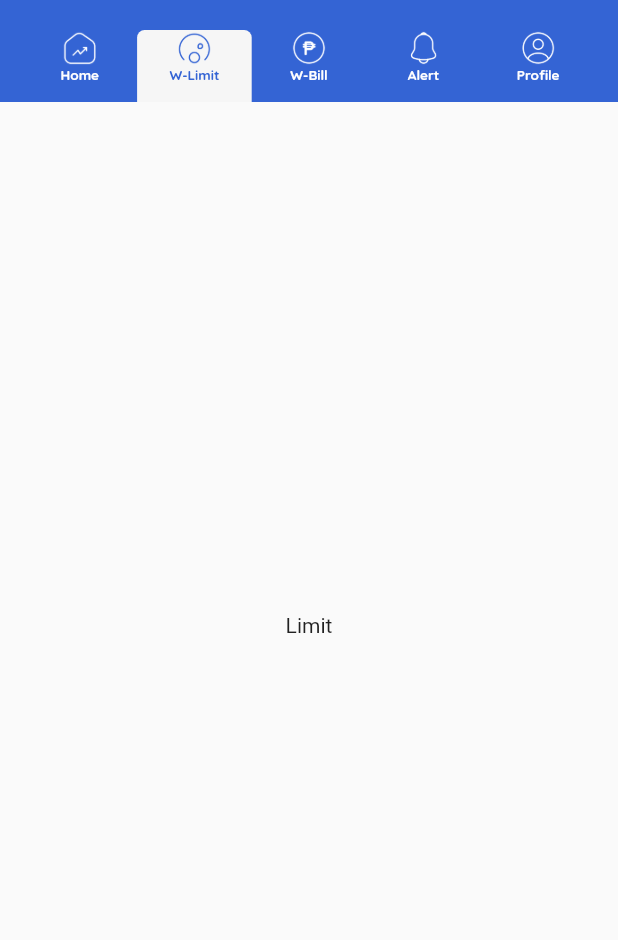
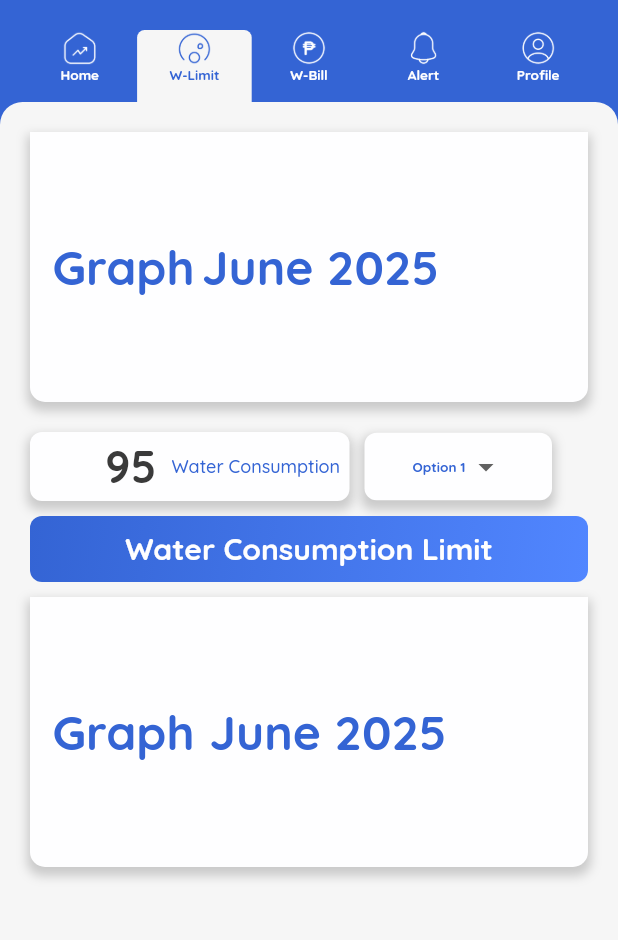
Before and after one commit to Timmy-123-pintor/WaTEErWise, a Flutter app: the screen it shows after launch, tab 2 chosen, on a phone screen of 412 x 824 dp, the part 88-1028 px from its top. Run offline on Flutter 3.47's test engine with Material 2 defaults, Android fonts, the phone set to English and light mode, and no system bars; our stand-ins replace google_fonts.

Commit message:
Added water limit UI

```diff
--- a/wateerwise/lib/components/HomeGraphs/paymentGraph.dart
+++ b/wateerwise/lib/components/Graphs/HomeGraphs/paymentGraph.dart
@@ -2,7 +2,7 @@
 import 'package:flutter/material.dart';
 import 'package:google_fonts/google_fonts.dart';
 
-import '../../../constant.dart';
+import '../../../../constant.dart';
 
 class PaymentGraph extends StatelessWidget {
   const PaymentGraph({super.key});
--- a/wateerwise/lib/components/HomeGraphs/consumptionGraph.dart
+++ b/wateerwise/lib/components/Graphs/WLimitGraph/wLimitGraph.dart
@@ -4,8 +4,8 @@ import 'package:google_fonts/google_fonts.dart';
 
 import '../../../constant.dart';
 
-class ConsumptionTrend extends StatelessWidget {
-  const ConsumptionTrend({super.key});
+class WLimitGraph extends StatelessWidget {
+  const WLimitGraph({super.key});
 
   @override
   Widget build(BuildContext context) {
@@ -38,7 +38,7 @@ class ConsumptionTrend extends StatelessWidget {
               ),
             ),
             const SizedBox(
-              width: 10,
+              width: 5,
             ),
             Text(
               'June 2025',
--- /dev/null
+++ b/wateerwise/lib/components/WaterLimit/dropBox.dart
@@ -0,0 +1,73 @@
+import 'package:flutter/material.dart';
+import 'package:google_fonts/google_fonts.dart';
+
+import '../../constant.dart';
+
+class DropdownContainer extends StatefulWidget {
+  @override
+  _DropdownContainerState createState() => _DropdownContainerState();
+}
+
+class _DropdownContainerState extends State<DropdownContainer> {
+  String selectedValue = 'Option 1';
+
+  @override
+  Widget build(BuildContext context) {
+    return Container(
+      height: 45,
+      width: 125,
+      decoration: BoxDecoration(
+        color: tWhite,
+        boxShadow: [
+          BoxShadow(
+            color: Colors.grey.withOpacity(0.5), // Shadow color
+            spreadRadius: 2,
+            blurRadius: 5,
+            offset: const Offset(0, 4),
+          ),
+        ],
+        borderRadius: const BorderRadius.all(Radius.circular(8)),
+      ),
+      child: Center(
+        child: DropdownButton<String>(
+          value: selectedValue,
+          onChanged: (newValue) {
+            setState(() {
+              selectedValue = newValue!;
+            });
+          },
+          underline: Container(), // or SizedBox.shrink()
+          items: [
+            DropdownMenuItem<String>(
+              value: 'Option 1',
+              child: Text(
+                'Option 1',
+                style: GoogleFonts.quicksand(
+                    textStyle: navText,
+                    color: selectedValue == 'Option 1' ? tBlue : tBlack),
+              ),
+            ),
+            DropdownMenuItem<String>(
+              value: 'Option 2',
+              child: Text(
+                'Option 2',
+                style: GoogleFonts.quicksand(
+                    textStyle: navText,
+                    color: selectedValue == 'Option 2' ? tBlue : tBlack),
+              ),
+            ),
+            DropdownMenuItem<String>(
+              value: 'Option 3',
+              child: Text(
+                'Option 3',
+                style: GoogleFonts.quicksand(
+                    textStyle: navText,
+                    color: selectedValue == 'Option 3' ? tBlue : tBlack),
+              ),
+            ),
+          ],
+        ),
+      ),
+    );
+  }
+}
--- /dev/null
+++ b/wateerwise/lib/components/WaterLimit/waterCon.dart
@@ -0,0 +1,89 @@
+import 'package:flutter/material.dart';
+import 'package:google_fonts/google_fonts.dart';
+
+import '../../constant.dart';
+import 'dropBox.dart';
+
+class WaterCon extends StatelessWidget {
+  const WaterCon({super.key});
+
+  @override
+  Widget build(BuildContext context) {
+    return Column(
+      children: [
+        Row(
+          children: [
+            Container(
+              height: 46,
+              width: 213,
+              decoration: BoxDecoration(
+                color: tWhite,
+                boxShadow: [
+                  BoxShadow(
+                    color: Colors.grey.withOpacity(0.5), // Shadow color
+                    spreadRadius: 2,
+                    blurRadius: 5,
+                    offset: const Offset(0, 4),
+                  ),
+                ],
+                borderRadius: const BorderRadius.all(Radius.circular(8)),
+              ),
+              child: Row(
+                children: [
+                  const SizedBox(
+                    width: 50,
+                  ),
+                  Text(
+                    "95",
+                    style: GoogleFonts.quicksand(
+                      textStyle: conNum,
+                    ),
+                  ),
+                  const SizedBox(
+                    width: 10,
+                  ),
+                  Text(
+                    "Water Consumption",
+                    style: GoogleFonts.quicksand(
+                      textStyle: conText2,
+                    ),
+                  ),
+                ],
+              ),
+            ),
+            const SizedBox(
+              width: 10,
+            ),
+            DropdownContainer(),
+          ],
+        ),
+        const SizedBox(
+          height: 10,
+        ),
+        Container(
+          width: double.infinity,
+          height: 44,
+          decoration: BoxDecoration(
+            gradient: const LinearGradient(
+              begin: Alignment.topLeft,
+              end: Alignment.bottomRight,
+              colors: [
+                tBlue,
+                tBlueG,
+              ],
+            ),
+            borderRadius: BorderRadius.circular(8),
+          ),
+          child: Center(
+            child: Text(
+              "Water Consumption Limit",
+              style: GoogleFonts.quicksand(
+                textStyle: gradCon,
+              ),
+            ),
+          ),
+        ),
+      ],
+    );
+  }
+}
--- a/wateerwise/lib/constant.dart
+++ b/wateerwise/lib/constant.dart
@@ -1,6 +1,7 @@
 import 'package:flutter/material.dart';
 
 const tBlue = Color(0xFF3464D4);
+const tBlueG = Color(0XFF5186FF);
 const tWhite = Color(0xFFFEFEFF);
 const tBlack = Color(0xFF3A3A3A);
 const tWG = Color.fromARGB(255, 246, 246, 246);
@@ -28,3 +29,15 @@ const conText2 = TextStyle(
   fontWeight: FontWeight.w500,
   color: tBlue,
 );
+
+const conNum = TextStyle(
+  fontSize: 30,
+  fontWeight: FontWeight.bold,
+  color: tBlack,
+);
+
+const gradCon = TextStyle(
+  fontSize: 20,
+  fontWeight: FontWeight.bold,
+  color: tWhite,
+);
--- a/wateerwise/lib/screens/wLimit.dart
+++ b/wateerwise/lib/screens/wLimit.dart
@@ -1,10 +1,59 @@
 import 'package:flutter/material.dart';
 
-class WLimit extends StatelessWidget {
+import '../components/Graphs/HomeGraphs/consumptionGraph.dart';
+import '../components/Graphs/WLimitGraph/wLimitGraph.dart';
+import '../components/WaterLimit/waterCon.dart';
+import '../constant.dart';
+
+class WLimit extends StatefulWidget {
   const WLimit({super.key});
 
   @override
+  State<WLimit> createState() => _WLimitState();
+}
+
+class _WLimitState extends State<WLimit> {
+  @override
   Widget build(BuildContext context) {
-    return const Center(child: Text("Limit"));
+    return Scaffold(
+      backgroundColor: tBlue,
+      body: Column(
+        children: [
+          Expanded(
+            child: Container(
+              width: double.infinity,
+              decoration: const BoxDecoration(
+                color: tWG,
+                borderRadius: BorderRadius.only(
+                  topLeft: Radius.circular(15),
+                  topRight: Radius.circular(15),
+                ),
+              ),
+              child: Padding(
+                padding: const EdgeInsets.only(left: 20, right: 20),
+                child: ListView(
+                  children: const [
+                    SizedBox(
+                      height: 20,
+                    ),
+                    WLimitGraph(),
+                    SizedBox(
+                      height: 20,
+                    ),
+                    Center(
+                      child: WaterCon(),
+                    ),
+                    SizedBox(
+                      height: 10,
+                    ),
+                    ConsumptionTrend(),
+                  ],
+                ),
+              ),
+            ),
+          ),
+        ],
+      ),
+    );
   }
 }
```
Also changed, not shown: 1 other file.
